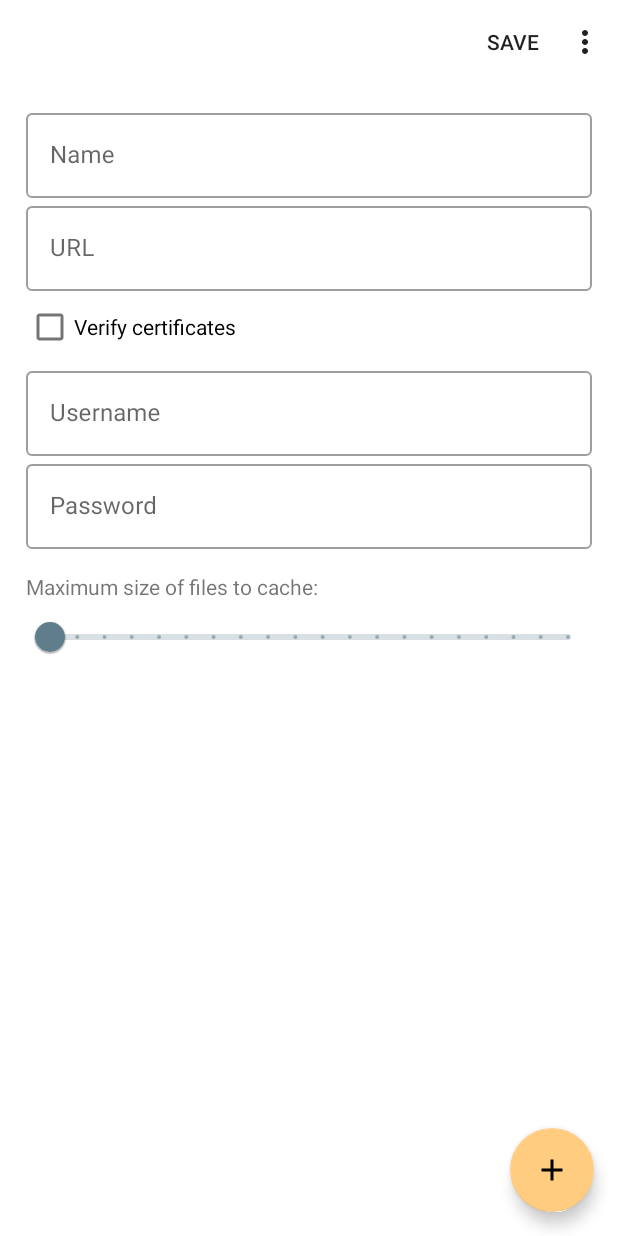
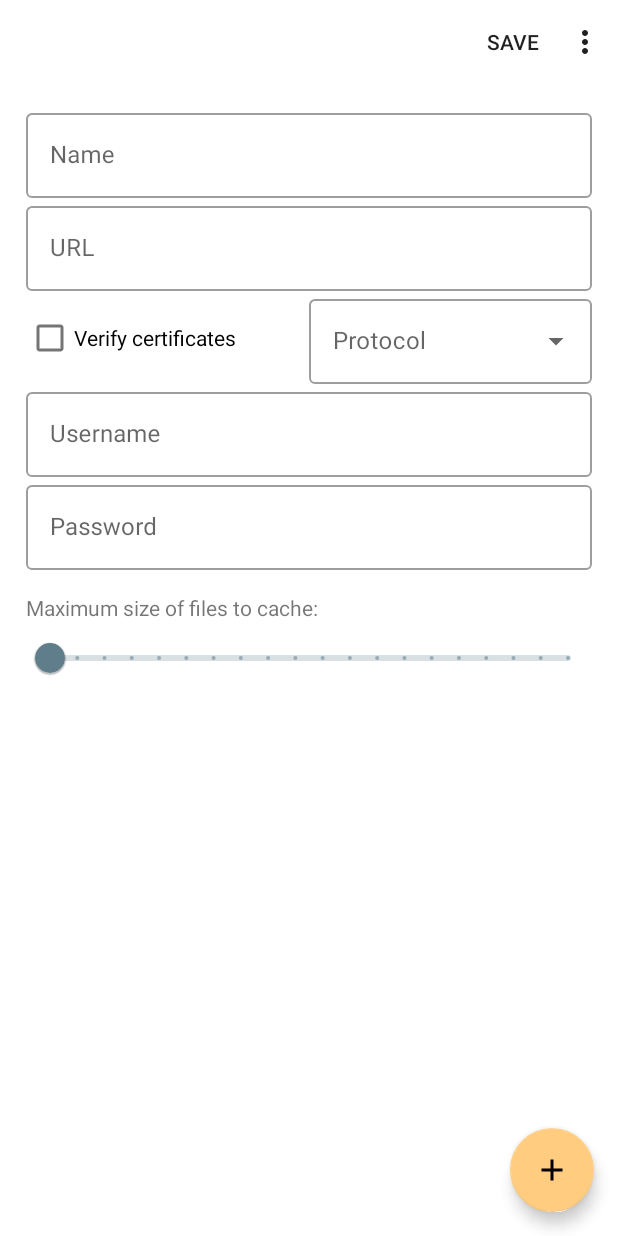
Before and after one commit to alexbakker/webdav-provider, an Android app: the fragment AccountFragment placed in its activity, on a phone screen of 412 x 824 dp. Run offline under Robolectric (Android 15) with nearby library versions, the phone set to English and light mode, and no system bars; our stand-ins replace Dagger/Hilt's generated code, Room's generated code, data binding, navigation-ui; libraries missing offline, so code that uses them is left out: com.mikepenz.aboutlibraries; 20 statements that could not run were skipped.

Commit message:
Add an option to force the use of HTTP/1.1
Also, enable schema exports for automatic migrations

```diff
--- a/app/src/main/res/layout/fragment_account.xml
+++ b/app/src/main/res/layout/fragment_account.xml
@@ -60,12 +60,32 @@
 
             <com.google.android.material.checkbox.MaterialCheckBox
                 android:id="@+id/switch_verify_certs"
-                android:layout_width="wrap_content"
+                android:layout_width="0dp"
                 android:layout_height="wrap_content"
                 android:text="@string/verify_certs"
                 android:checked="@={account.verifyCerts}"
                 app:layout_constraintStart_toStartOf="parent"
-                app:layout_constraintTop_toBottomOf="@+id/text_layout_url" />
+                app:layout_constraintEnd_toStartOf="@+id/layout_dropdown_protocol"
+                app:layout_constraintHorizontal_chainStyle="spread"
+                app:layout_constraintTop_toBottomOf="@+id/text_layout_url"
+                app:layout_constraintBottom_toTopOf="@+id/text_layout_username"/>
+
+            <com.google.android.material.textfield.TextInputLayout
+                style="@style/Widget.MaterialComponents.TextInputLayout.OutlinedBox.ExposedDropdownMenu"
+                android:id="@+id/layout_dropdown_protocol"
+                android:layout_width="0dp"
+                android:layout_height="wrap_content"
+                android:hint="@string/protocol"
+                app:layout_constraintTop_toBottomOf="@+id/text_layout_url"
+                app:layout_constraintStart_toEndOf="@+id/switch_verify_certs"
+                app:layout_constraintEnd_toEndOf="parent">
+                <AutoCompleteTextView
+                    android:id="@+id/dropdown_protocol"
+                    android:layout_width="match_parent"
+                    android:layout_height="wrap_content"
+                    android:inputType="none"
+                    android:text="@={account.protocol}" />
+            </com.google.android.material.textfield.TextInputLayout>
 
             <com.google.android.material.textfield.TextInputLayout
                 style="@style/Widget.MaterialComponents.TextInputLayout.OutlinedBox"
@@ -75,7 +95,7 @@
                 android:hint="@string/username"
                 app:layout_constraintStart_toStartOf="parent"
                 app:layout_constraintEnd_toEndOf="parent"
-                app:layout_constraintTop_toBottomOf="@+id/switch_verify_certs">
+                app:layout_constraintTop_toBottomOf="@+id/layout_dropdown_protocol">
                 <com.google.android.material.textfield.TextInputEditText
                     android:id="@+id/text_username"
                     android:layout_width="match_parent"
--- /dev/null
+++ b/app/src/main/res/values/arrays.xml
@@ -0,0 +1,7 @@
+<?xml version="1.0" encoding="utf-8"?>
+<resources>
+    <string-array name="protocol_options">
+        <item>Auto</item>
+        <item>HTTP/1.1</item>
+    </string-array>
+</resources>
--- a/app/src/main/res/values/strings.xml
+++ b/app/src/main/res/values/strings.xml
@@ -13,6 +13,7 @@
 
     <string name="name">Name</string>
     <string name="url">URL</string>
+    <string name="protocol">Protocol</string>
     <string name="verify_certs">Verify certificates</string>
     <string name="authentication">Authentication</string>
     <string name="username">Username</string>
```
Also changed, not shown: app/build.gradle (+7 -1 lines), app/src/main/java/me/alexbakker/webdav/data/Account.kt (+12 -1 lines), app/src/main/java/me/alexbakker/webdav/data/AppDatabase.kt (+9 -1 lines), app/src/main/java/me/alexbakker/webdav/fragments/AccountFragment.kt (+28 -3 lines), app/src/main/java/me/alexbakker/webdav/provider/WebDavClient.kt (+8 -1 lines), app/src/main/res/layout/dropdown_list_item.xml (added, +8 -0 lines), 2 other files.
